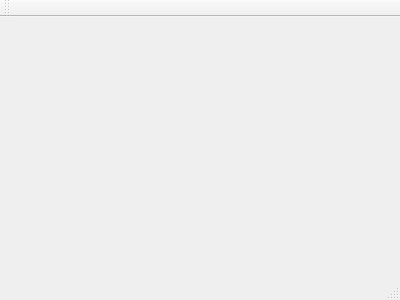
First picture: the form in BombSweeper/mainwindow.ui, repository fetr0509/BombSweeper, before the edit.
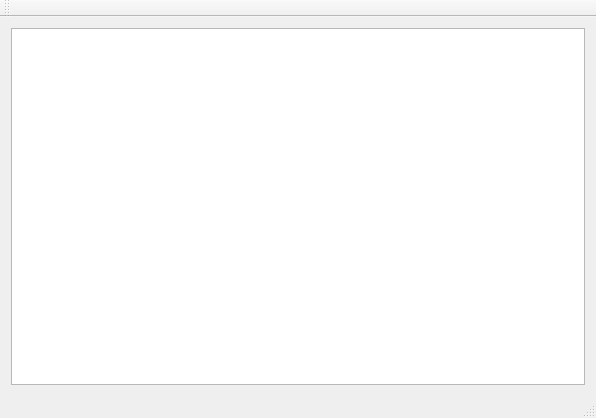
Second picture: the form after the edit. Custom widgets are drawn as their Qt base class.

What changed in the file:
```diff
--- a/BombSweeper/mainwindow.ui
+++ b/BombSweeper/mainwindow.ui
@@ -1,24 +1,83 @@
 <ui version="4.0">
  <class>MainWindow</class>
- <widget class="QMainWindow" name="MainWindow" >
-  <property name="geometry" >
+ <widget class="QMainWindow" name="MainWindow">
+  <property name="geometry">
    <rect>
     <x>0</x>
     <y>0</y>
-    <width>400</width>
-    <height>300</height>
+    <width>596</width>
+    <height>418</height>
    </rect>
   </property>
   <property name="windowTitle" >
    <string>MainWindow</string>
   </property>
-  <widget class="QMenuBar" name="menuBar" />
-  <widget class="QToolBar" name="mainToolBar" />
-  <widget class="QWidget" name="centralWidget" />
-  <widget class="QStatusBar" name="statusBar" />
+  <widget class="QWidget" name="centralWidget">
+   <layout class="QGridLayout" name="gridLayout">
+    <item row="0" column="0">
+     <widget class="GameBoard" name="tableWidget">
+      <property name="styleSheet">
+       <string notr="true">padding: 0px;
+border: 0px;
+border-style: none;
+
+QTableView::item
+{
+  border: 0px;
+  padding: 0px;
+}
+</string>
+      </property>
+      <property name="verticalScrollBarPolicy">
+       <enum>Qt::ScrollBarAlwaysOff</enum>
+      </property>
+      <property name="horizontalScrollBarPolicy">
+       <enum>Qt::ScrollBarAlwaysOff</enum>
+      </property>
+      <property name="selectionMode">
+       <enum>QAbstractItemView::SingleSelection</enum>
+      </property>
+      <property name="showGrid">
+       <bool>false</bool>
+      </property>
+      <attribute name="horizontalHeaderVisible">
+       <bool>false</bool>
+      </attribute>
+      <attribute name="verticalHeaderVisible">
+       <bool>false</bool>
+      </attribute>
+     </widget>
+    </item>
+   </layout>
+  </widget>
+  <widget class="QMenuBar" name="menuBar">
+   <property name="geometry">
+    <rect>
+     <x>0</x>
+     <y>0</y>
+     <width>596</width>
+     <height>21</height>
+    </rect>
+   </property>
+  </widget>
+  <widget class="QToolBar" name="mainToolBar">
+   <attribute name="toolBarArea">
+    <enum>TopToolBarArea</enum>
+   </attribute>
+   <attribute name="toolBarBreak">
+    <bool>false</bool>
+   </attribute>
+  </widget>
+  <widget class="QStatusBar" name="statusBar"/>
  </widget>
- <layoutDefault spacing="6" margin="11" />
- <pixmapfunction></pixmapfunction>
+ <layoutdefault spacing="6" margin="11"/>
+ <customwidgets>
+  <customwidget>
+   <class>GameBoard</class>
+   <extends>QTableWidget</extends>
+   <header>gameboard.h</header>
+  </customwidget>
+ </customwidgets>
  <resources/>
  <connections/>
 </ui>
```
Left out of the diff: 3 changed lines with no effect on the pictures.
